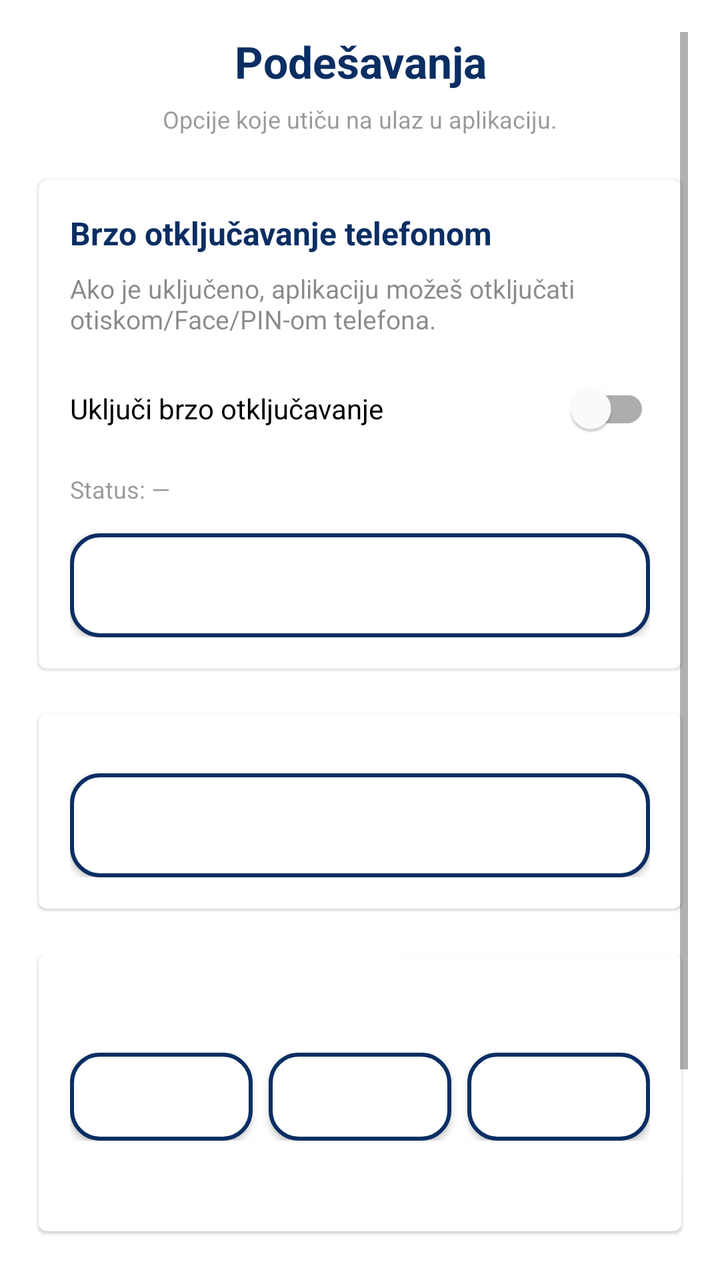
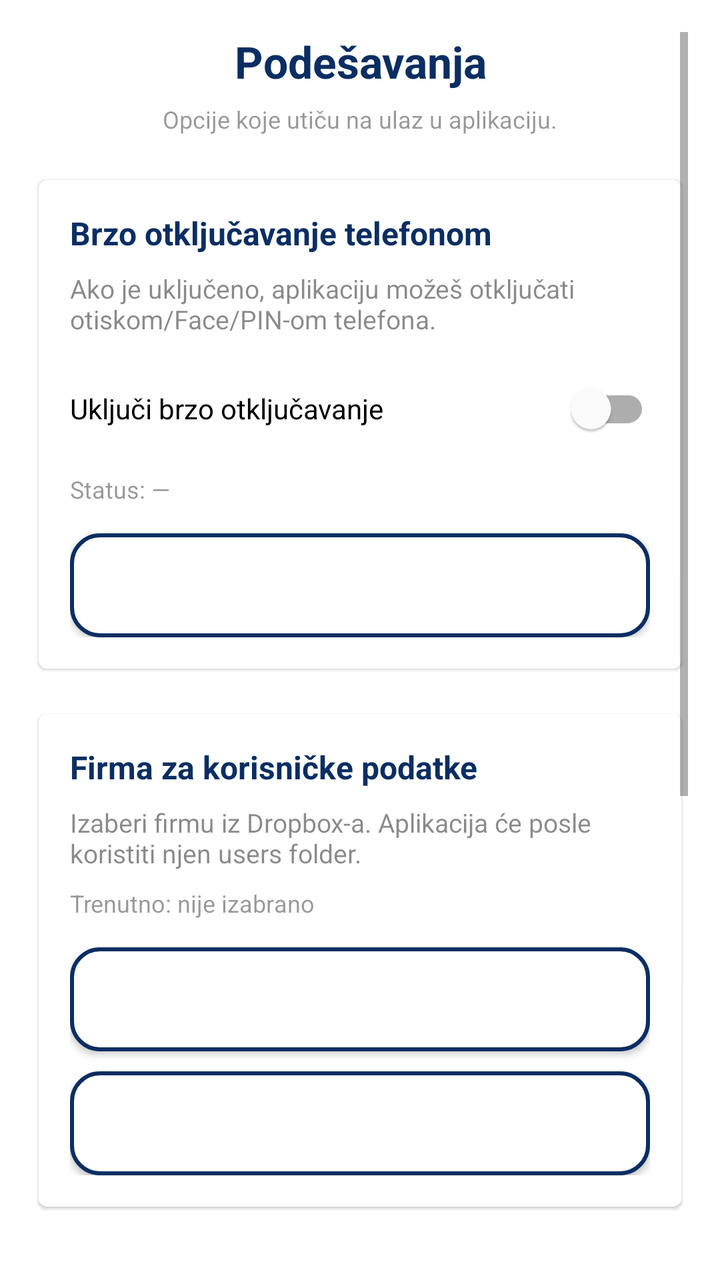

An Android layout rendered at two revisions. The XML below is the earlier revision; the diff shows what the commit changed to produce the second picture.
<!-- AndroidManifest.xml: application theme Theme.SmartStockLoyalty -->
<!-- res/layout/activity_settings.xml -->
<?xml version="1.0" encoding="utf-8"?>
<ScrollView xmlns:android="http://schemas.android.com/apk/res/android"
    xmlns:app="http://schemas.android.com/apk/res-auto"
    android:id="@+id/root"
    android:layout_width="match_parent"
    android:layout_height="match_parent"
    android:fillViewport="true"
    android:padding="16dp"
    android:background="#FFFFFF">

    <LinearLayout
        android:layout_width="match_parent"
        android:layout_height="wrap_content"
        android:orientation="vertical">

        <TextView
            android:id="@+id/tvSettingsTitle"
            android:layout_width="match_parent"
            android:layout_height="wrap_content"
            android:text="Podešavanja"
            android:textStyle="bold"
            android:textSize="22sp"
            android:gravity="center"
            android:textColor="@color/brand_blue" />

        <TextView
            android:id="@+id/tvSettingsSubtitle"
            android:layout_width="match_parent"
            android:layout_height="wrap_content"
            android:text="Opcije koje utiču na ulaz u aplikaciju."
            android:textSize="12sp"
            android:alpha="0.75"
            android:gravity="center"
            android:layout_marginTop="6dp"
            android:layout_marginBottom="18dp" />

        
        <com.google.android.material.card.MaterialCardView
            android:layout_width="match_parent"
            android:layout_height="wrap_content"
            app:cardUseCompatPadding="true">

            <LinearLayout
                android:layout_width="match_parent"
                android:layout_height="wrap_content"
                android:padding="16dp"
                android:orientation="vertical">

                <TextView
                    android:layout_width="wrap_content"
                    android:layout_height="wrap_content"
                    android:text="Brzo otključavanje telefonom"
                    android:textStyle="bold"
                    android:textColor="@color/brand_blue"
                    android:textSize="16sp" />

                <TextView
                    android:id="@+id/tvQuickUnlockDesc"
                    android:layout_width="match_parent"
                    android:layout_height="wrap_content"
                    android:text="Ako je uključeno, aplikaciju možeš otključati otiskom/Face/PIN-om telefona."
                    android:textSize="13sp"
                    android:layout_marginTop="8dp"
                    android:alpha="0.85" />

                <com.google.android.material.switchmaterial.SwitchMaterial
                    android:id="@+id/swQuickUnlock"
                    android:layout_width="match_parent"
                    android:layout_height="wrap_content"
                    android:text="Uključi brzo otključavanje"
                    android:layout_marginTop="12dp" />

                <TextView
                    android:id="@+id/tvQuickUnlockState"
                    android:layout_width="match_parent"
                    android:layout_height="wrap_content"
                    android:text="Status: —"
                    android:textSize="12sp"
                    android:alpha="0.75"
                    android:layout_marginTop="8dp" />

                <Button
                    android:id="@+id/btnClearSavedEmail"
                    android:layout_width="match_parent"
                    android:layout_height="52dp"
                    android:layout_marginTop="14dp"
                    android:text="Obriši sačuvani email"
                    android:textAllCaps="false"
                    android:background="@drawable/button_outline_active"
                    android:textColor="@color/white" />

            </LinearLayout>
        </com.google.android.material.card.MaterialCardView>

        
        <com.google.android.material.card.MaterialCardView
            android:layout_width="match_parent"
            android:layout_height="wrap_content"
            app:cardUseCompatPadding="true"
            android:layout_marginTop="14dp">

            <LinearLayout
                android:layout_width="match_parent"
                android:layout_height="wrap_content"
                android:padding="16dp"
                android:orientation="vertical">




               <ProgressBar
                    android:id="@+id/manualProgress"
                    android:layout_width="wrap_content"
                    android:layout_height="wrap_content"
                    android:layout_gravity="center_horizontal"
                    android:layout_marginTop="12dp"
                    android:visibility="gone" />

                <Button
                    android:id="@+id/btnManualPdf"
                    android:layout_width="match_parent"
                    android:layout_height="52dp"
                    android:layout_marginTop="14dp"
                    android:text="Uputstvo"
                    android:textAllCaps="false"
                    android:background="@drawable/button_outline_active"
                    android:textColor="@color/white" />

            </LinearLayout>
        </com.google.android.material.card.MaterialCardView>

        
        <com.google.android.material.card.MaterialCardView
            android:layout_width="match_parent"
            android:layout_height="wrap_content"
            app:cardUseCompatPadding="true"
            android:layout_marginTop="14dp">

            <LinearLayout
                android:layout_width="match_parent"
                android:layout_height="wrap_content"
                android:padding="16dp"
                android:orientation="vertical"
                android:paddingBottom="12dp">>

                <TextView
                    android:layout_width="match_parent"
                    android:layout_height="wrap_content"
                    android:text="Najčešća pitanja"
                    android:textStyle="bold"
                    android:textColor="@color/white"
                    android:textSize="16sp" />

                <LinearLayout
                    android:layout_width="match_parent"
                    android:layout_height="wrap_content"
                    android:orientation="horizontal"
                    android:layout_marginTop="12dp">

                    <Button
                        android:id="@+id/btnHelpOpste"
                        android:layout_width="0dp"
                        android:layout_height="44dp"
                        android:layout_weight="1"
                        android:text="Opšte"
                        android:textAllCaps="false"
                        android:background="@drawable/button_outline_active"
                        android:textColor="@color/white" />

                    <Button
                        android:id="@+id/btnHelpClanarina"
                        android:layout_width="0dp"
                        android:layout_height="44dp"
                        android:layout_weight="1"
                        android:layout_marginStart="8dp"
                        android:text="Članarina"
                        android:textAllCaps="false"
                        android:background="@drawable/button_outline_active"
                        android:textColor="@color/white" />

                    <Button
                        android:id="@+id/btnHelpIsplate"
                        android:layout_width="0dp"
                        android:layout_height="44dp"
                        android:layout_weight="1"
                        android:layout_marginStart="8dp"
                        android:text="Isplate"
                        android:textAllCaps="false"
                        android:background="@drawable/button_outline_active"
                        android:textColor="@color/white" />
                </LinearLayout>

                <ProgressBar
                    android:id="@+id/helpProgress"
                    android:layout_width="wrap_content"
                    android:layout_height="wrap_content"
                    android:layout_gravity="center_horizontal"
                    android:layout_marginTop="12dp"
                    android:visibility="gone" />

                <TextView
                    android:id="@+id/tvHelpBody"
                    android:layout_width="match_parent"
                    android:layout_height="wrap_content"
                    android:text=""
                    android:textSize="13sp"
                    android:alpha="0.9"
                    android:layout_marginTop="12dp" />

            </LinearLayout>
        </com.google.android.material.card.MaterialCardView>

        
        <Button
            android:id="@+id/btnLogout"
            android:layout_width="match_parent"
            android:layout_height="52dp"
            android:layout_marginTop="16dp"
            android:text="Odjava"
            android:textAllCaps="false"
            android:background="@drawable/button_outline_active"
            android:textColor="@color/white" />

        <Button
            android:id="@+id/btnBack"
            android:layout_width="match_parent"
            android:layout_height="52dp"
            android:layout_marginTop="10dp"
            android:text="Nazad"
            android:textAllCaps="false"
            android:background="@drawable/button_outline_active"
            android:textColor="@color/white" />



    </LinearLayout>
</ScrollView>
<!-- resources referenced by this layout -->
<resources>
  <color name="brand_blue">#0A2E63</color>
  <color name="white">#FFFFFFFF</color>
  <!-- drawable button_outline_active (drawable) -->
  <?xml version="1.0" encoding="utf-8"?>
  <ripple xmlns:android="http://schemas.android.com/apk/res/android"
      android:color="?attr/colorControlHighlight">
  
      <item>
          <shape android:shape="rectangle">
              <solid android:color="?attr/colorSurface"/>
              <stroke android:width="2dp" android:color="@color/brand_blue"/>
              <corners android:radius="14dp"/>
              
          </shape>
      </item>
  
      <item android:id="@android:id/mask">
          <shape android:shape="rectangle">
              <solid android:color="@android:color/white"/>
              <corners android:radius="14dp"/>
          </shape>
      </item>
  </ripple>
  <style name="Theme.SmartStockLoyalty" parent="Theme.MaterialComponents.Light.NoActionBar">
          
          <item name="colorPrimary">@color/brand_blue</item>
          <item name="colorPrimaryVariant">@color/brand_blue</item>
          <item name="colorOnPrimary">@android:color/white</item>
  
          <item name="colorSecondary">@color/brand_blue</item>
          <item name="colorSecondaryVariant">@color/brand_blue</item>
          <item name="colorOnSecondary">@android:color/white</item>
  
          
          <item name="android:windowBackground">@android:color/white</item>
  
          
          
      </style>
</resources>

<!-- the commit's change to res/layout/activity_settings.xml (unified diff, before → after) -->
@@ -91,7 +91,74 @@
 
             </LinearLayout>
         </com.google.android.material.card.MaterialCardView>
-
+        <com.google.android.material.card.MaterialCardView
+            android:layout_width="match_parent"
+            android:layout_height="wrap_content"
+            app:cardUseCompatPadding="true"
+            android:layout_marginTop="14dp">
+
+            <LinearLayout
+                android:layout_width="match_parent"
+                android:layout_height="wrap_content"
+                android:padding="16dp"
+                android:orientation="vertical">
+
+                <TextView
+                    android:layout_width="wrap_content"
+                    android:layout_height="wrap_content"
+                    android:text="Firma za korisničke podatke"
+                    android:textStyle="bold"
+                    android:textColor="@color/brand_blue"
+                    android:textSize="16sp" />
+
+                <TextView
+                    android:id="@+id/tvUsersSourceDesc"
+                    android:layout_width="match_parent"
+                    android:layout_height="wrap_content"
+                    android:text="Izaberi firmu iz Dropbox-a. Aplikacija će posle koristiti njen users folder."
+                    android:textSize="13sp"
+                    android:layout_marginTop="8dp"
+                    android:alpha="0.85" />
+
+                <TextView
+                    android:id="@+id/tvUsersSourceState"
+                    android:layout_width="match_parent"
+                    android:layout_height="wrap_content"
+                    android:text="Trenutno: nije izabrano"
+                    android:textSize="12sp"
+                    android:alpha="0.75"
+                    android:layout_marginTop="8dp" />
+
+                <ProgressBar
+                    android:id="@+id/usersSourceProgress"
+                    android:layout_width="wrap_content"
+                    android:layout_height="wrap_content"
+                    android:layout_gravity="center_horizontal"
+                    android:layout_marginTop="12dp"
+                    android:visibility="gone" />
+
+                <Button
+                    android:id="@+id/btnPickUsersSource"
+                    android:layout_width="match_parent"
+                    android:layout_height="52dp"
+                    android:layout_marginTop="14dp"
+                    android:text="Izaberi firmu"
+                    android:textAllCaps="false"
+                    android:background="@drawable/button_outline_active"
+                    android:textColor="@color/white" />
+
+                <Button
+                    android:id="@+id/btnClearUsersSource"
+                    android:layout_width="match_parent"
+                    android:layout_height="52dp"
+                    android:layout_marginTop="10dp"
+                    android:text="Obriši izbor firme"
+                    android:textAllCaps="false"
+                    android:background="@drawable/button_outline_active"
+                    android:textColor="@color/white" />
+
+            </LinearLayout>
+        </com.google.android.material.card.MaterialCardView>
         
         <com.google.android.material.card.MaterialCardView
             android:layout_width="match_parent"
